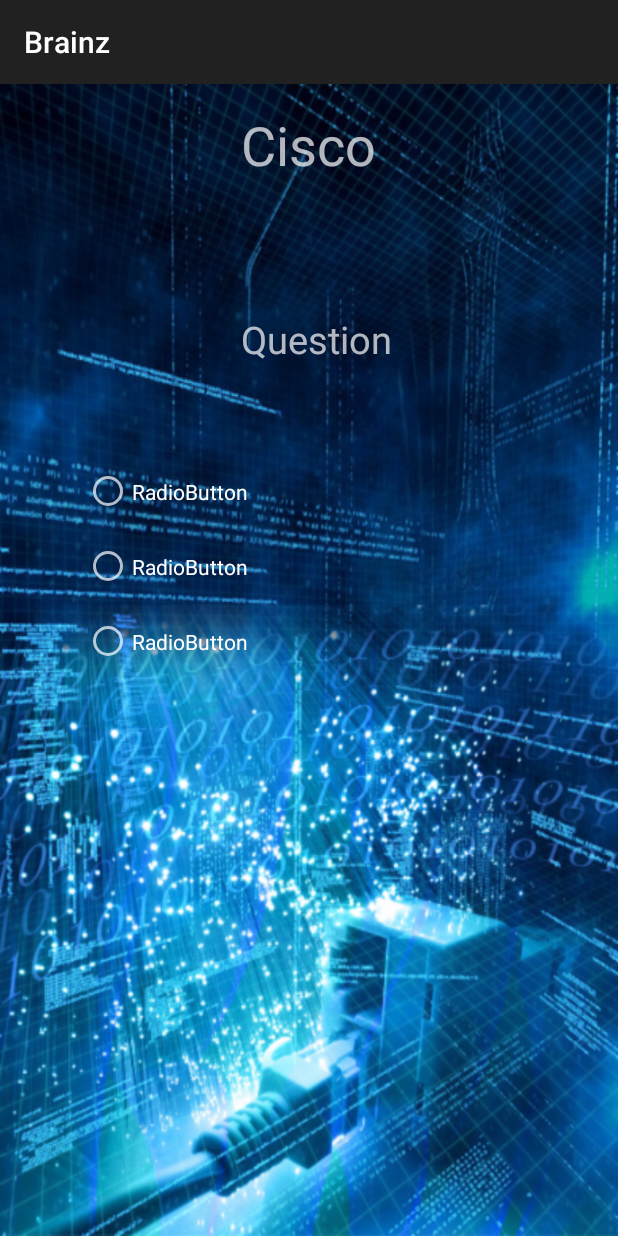
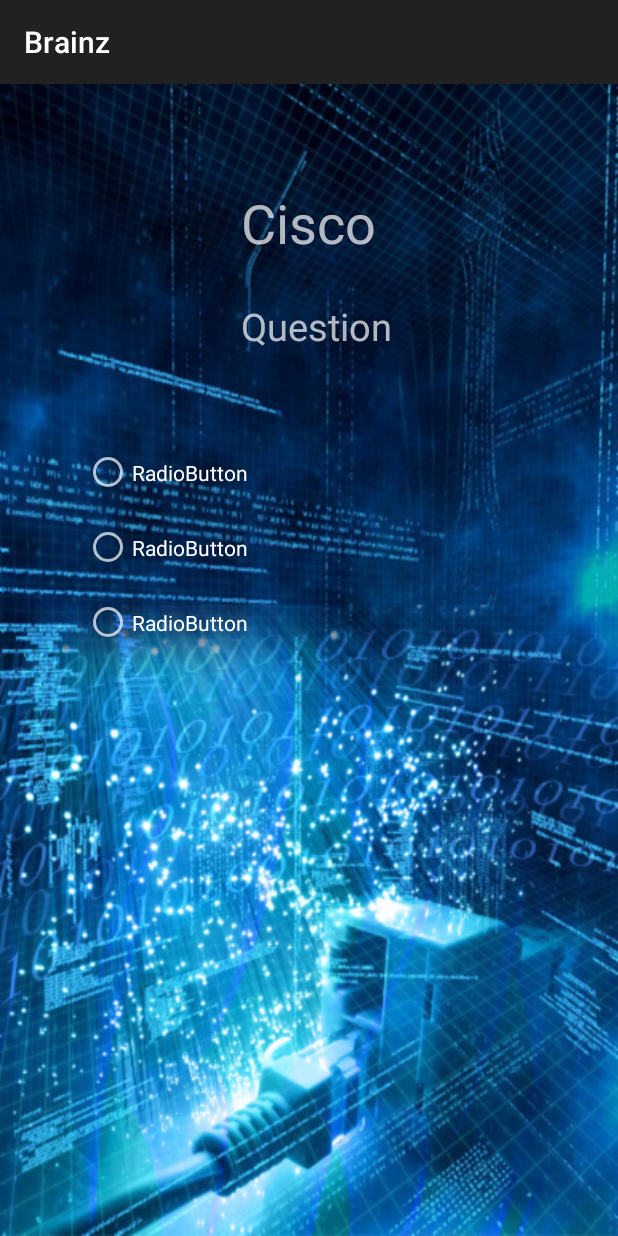
Before and after one commit to andrewhamili/Brainz, an Android app: the frm_cisco screen opened directly, with no data from a screen before it, on a phone screen of 412 x 824 dp. Run offline under Robolectric (Android 15) with nearby library versions, the phone set to English and light mode, and no system bars.

Commit message:
Added 3 question columns in db and fixed the code. Scrollable cisco page

```diff
--- a/app/src/main/res/layout/activity_frm_cisco.xml
+++ b/app/src/main/res/layout/activity_frm_cisco.xml
@@ -4,12 +4,19 @@
     android:id="@+id/activity_frm_cisco"
     android:layout_width="match_parent"
     android:layout_height="match_parent"
-    android:paddingBottom="@dimen/activity_vertical_margin"
-    android:paddingLeft="@dimen/activity_horizontal_margin"
-    android:paddingRight="@dimen/activity_horizontal_margin"
-    android:paddingTop="@dimen/activity_vertical_margin"
     tools:context="com.shamwow.brainz.frm_cisco"
     android:background="@drawable/gamebackground_1">
+
+    <ScrollView
+        android:layout_width="match_parent"
+        android:layout_height="match_parent"
+        android:fillViewport="true">
+
+
+        <RelativeLayout
+            android:layout_width="match_parent"
+            android:layout_height="match_parent">
+
 
             <TextView
                 android:text="Cisco"
@@ -18,7 +25,8 @@
                 android:id="@+id/textView"
                 android:textSize="36sp"
                 android:layout_alignParentTop="true"
-        android:layout_centerHorizontal="true" />
+                android:layout_centerHorizontal="true"
+                android:layout_marginTop="68dp" />
 
             <RadioGroup
                 android:id="@+id/cic_rg_choices"
@@ -26,7 +34,7 @@
                 android:layout_height="150sp"
                 android:layout_below="@+id/cis_tv_question"
                 android:layout_centerHorizontal="true"
-        android:layout_marginTop="59dp">
+                android:layout_marginTop="55dp">
 
                 <RadioButton
                     android:id="@+id/cis_rb_a"
@@ -53,11 +61,16 @@
                 android:id="@+id/cis_tv_question"
                 android:layout_width="wrap_content"
                 android:layout_height="wrap_content"
+                android:text="Question"
+                android:textSize="25sp"
+                android:layout_alignTop="@+id/textView"
                 android:layout_alignStart="@+id/textView"
-        android:layout_below="@+id/textView"
-        android:layout_marginTop="88dp"
-        android:text="Question"
-        android:textSize="25sp"/>
+                android:layout_marginTop="76dp" />
+
+        </RelativeLayout>
+    </ScrollView>
+
+
 
 
 </RelativeLayout>
```
Also changed, not shown: app/src/main/java/com/shamwow/brainz/QuestionHandler.java (+20 -11 lines), app/src/main/java/com/shamwow/brainz/databasecontroller.java (+25 -10 lines), app/src/main/res/layout/activity_question_handler.xml (+10 -8 lines). Lines whose indentation alone changed are shown as unchanged.
